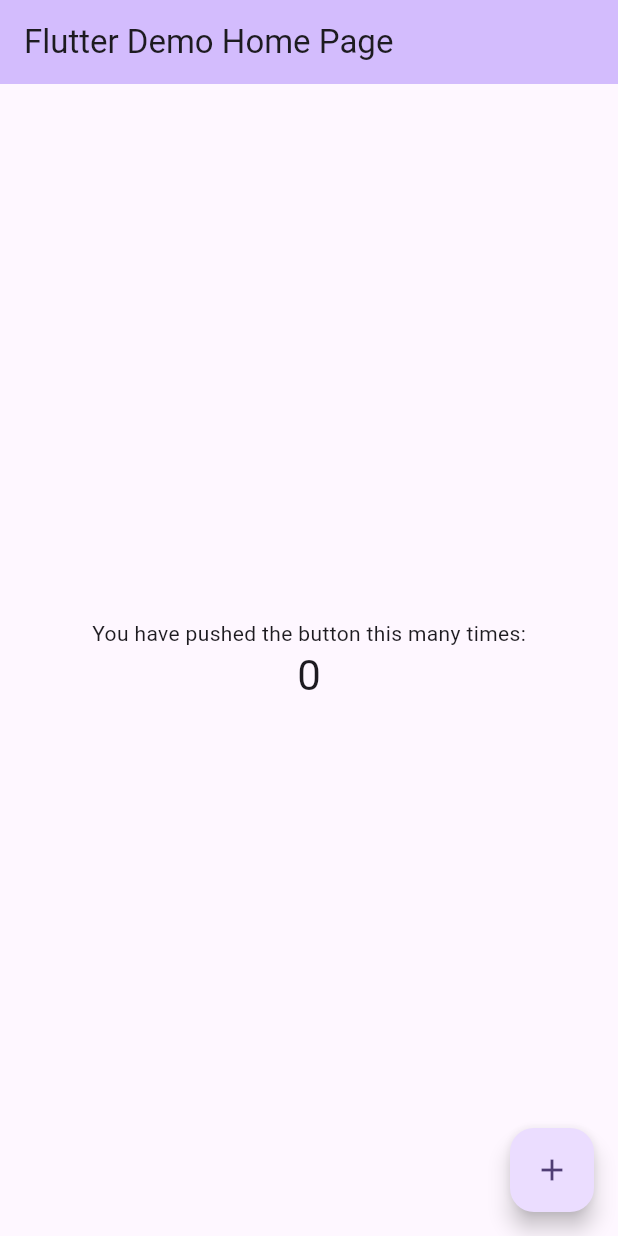
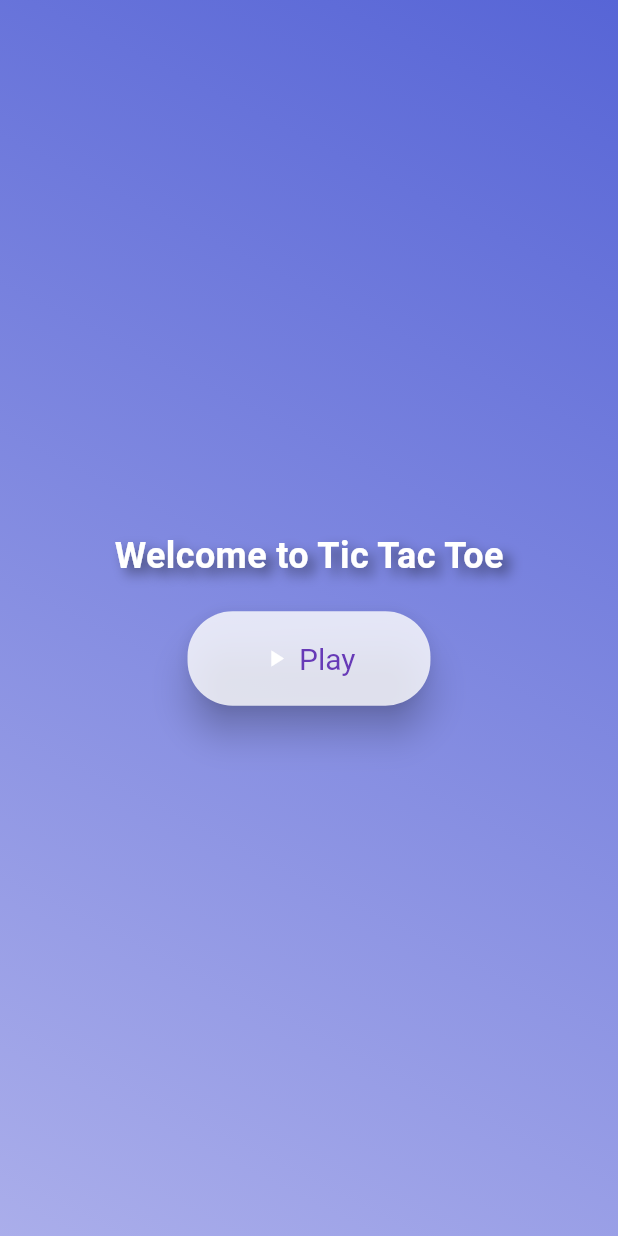
Before and after one commit to Camilleri-Nathan/Tic-Tac-Toe-Flutter, a Flutter app: the screen it shows after launch, on a phone screen of 412 x 824 dp. Run offline on Flutter 3.47's test engine with Material 3 defaults, Android fonts, the phone set to English and light mode, and no system bars; our stand-ins replace flutter_animate.

Commit message:
Version 1.0 Tic-Tac-Toe

```diff
--- a/lib/main.dart
+++ b/lib/main.dart
@@ -1,125 +1,21 @@
 import 'package:flutter/material.dart';
+import 'package:tic_tac_toe_flutter/presentation/screens/home_screen.dart';
 
 void main() {
-  runApp(const MyApp());
+  runApp(const TicTacToeApp());
 }
 
-class MyApp extends StatelessWidget {
-  const MyApp({super.key});
+class TicTacToeApp extends StatelessWidget {
+  const TicTacToeApp({super.key});
 
-  // This widget is the root of your application.
   @override
   Widget build(BuildContext context) {
     return MaterialApp(
-      title: 'Flutter Demo',
+      title: 'Tic Tac Toe',
       theme: ThemeData(
-        // This is the theme of your application.
-        //
-        // TRY THIS: Try running your application with "flutter run". You'll see
-        // the application has a purple toolbar. Then, without quitting the app,
-        // try changing the seedColor in the colorScheme below to Colors.green
-        // and then invoke "hot reload" (save your changes or press the "hot
-        // reload" button in a Flutter-supported IDE, or press "r" if you used
-        // the command line to start the app).
-        //
-        // Notice that the counter didn't reset back to zero; the application
-        // state is not lost during the reload. To reset the state, use hot
-        // restart instead.
-        //
-        // This works for code too, not just values: Most code changes can be
-        // tested with just a hot reload.
-        colorScheme: ColorScheme.fromSeed(seedColor: Colors.deepPurple),
-        useMaterial3: true,
+        primarySwatch: Colors.blue,
       ),
-      home: const MyHomePage(title: 'Flutter Demo Home Page'),
+      home: const HomeScreen(),
     );
   }
 }
-
-class MyHomePage extends StatefulWidget {
-  const MyHomePage({super.key, required this.title});
-
-  // This widget is the home page of your application. It is stateful, meaning
-  // that it has a State object (defined below) that contains fields that affect
-  // how it looks.
-
-  // This class is the configuration for the state. It holds the values (in this
-  // case the title) provided by the parent (in this case the App widget) and
-  // used by the build method of the State. Fields in a Widget subclass are
-  // always marked "final".
-
-  final String title;
-
-  @override
-  State<MyHomePage> createState() => _MyHomePageState();
-}
-
-class _MyHomePageState extends State<MyHomePage> {
-  int _counter = 0;
-
-  void _incrementCounter() {
-    setState(() {
-      // This call to setState tells the Flutter framework that something has
-      // changed in this State, which causes it to rerun the build method below
-      // so that the display can reflect the updated values. If we changed
-      // _counter without calling setState(), then the build method would not be
-      // called again, and so nothing would appear to happen.
-      _counter++;
-    });
-  }
-
-  @override
-  Widget build(BuildContext context) {
-    // This method is rerun every time setState is called, for instance as done
-    // by the _incrementCounter method above.
-    //
-    // The Flutter framework has been optimized to make rerunning build methods
-    // fast, so that you can just rebuild anything that needs updating rather
-    // than having to individually change instances of widgets.
-    return Scaffold(
-      appBar: AppBar(
-        // TRY THIS: Try changing the color here to a specific color (to
-        // Colors.amber, perhaps?) and trigger a hot reload to see the AppBar
-        // change color while the other colors stay the same.
-        backgroundColor: Theme.of(context).colorScheme.inversePrimary,
-        // Here we take the value from the MyHomePage object that was created by
-        // the App.build method, and use it to set our appbar title.
-        title: Text(widget.title),
-      ),
-      body: Center(
-        // Center is a layout widget. It takes a single child and positions it
-        // in the middle of the parent.
-        child: Column(
-          // Column is also a layout widget. It takes a list of children and
-          // arranges them vertically. By default, it sizes itself to fit its
-          // children horizontally, and tries to be as tall as its parent.
-          //
-          // Column has various properties to control how it sizes itself and
-          // how it positions its children. Here we use mainAxisAlignment to
-          // center the children vertically; the main axis here is the vertical
-          // axis because Columns are vertical (the cross axis would be
-          // horizontal).
-          //
-          // TRY THIS: Invoke "debug painting" (choose the "Toggle Debug Paint"
-          // action in the IDE, or press "p" in the console), to see the
-          // wireframe for each widget.
-          mainAxisAlignment: MainAxisAlignment.center,
-          children: <Widget>[
-            const Text(
-              'You have pushed the button this many times:',
-            ),
-            Text(
-              '$_counter',
-              style: Theme.of(context).textTheme.headlineMedium,
-            ),
-          ],
-        ),
-      ),
-      floatingActionButton: FloatingActionButton(
-        onPressed: _incrementCounter,
-        tooltip: 'Increment',
-        child: const Icon(Icons.add),
-      ), // This trailing comma makes auto-formatting nicer for build methods.
-    );
-  }
-}
--- /dev/null
+++ b/lib/presentation/screens/home_screen.dart
@@ -0,0 +1,37 @@
+import 'package:flutter/material.dart';
+import 'package:tic_tac_toe_flutter/presentation/screens/game_screen.dart';
+import 'package:tic_tac_toe_flutter/presentation/widgets/animated_background.dart'; // Assurez-vous que le chemin d'importation est correct
+import 'package:tic_tac_toe_flutter/presentation/widgets/custom_play_button.dart';
+import 'package:tic_tac_toe_flutter/presentation/widgets/welcome_text.dart';
+
+class HomeScreen extends StatefulWidget {
+  const HomeScreen({super.key});
+
+  @override
+  HomeScreenState createState() => HomeScreenState();
+}
+
+class HomeScreenState extends State<HomeScreen> {
+  @override
+  Widget build(BuildContext context) {
+    return Scaffold(
+      body: AnimatedBackground(
+        child: Center(
+          child: Column(
+            mainAxisSize: MainAxisSize.min,
+            children: [
+              const WelcomeText(text: 'Welcome to Tic Tac Toe'),
+              const SizedBox(height: 20),
+              CustomPlayButton(
+                onPressed: () {
+                  Navigator.push(context, MaterialPageRoute(builder: (context) => const GameScreen()));
+                },
+                label: 'Play',
+              ),
+            ],
+          ),
+        ),
+      ),
+    );
+  }
+}
--- /dev/null
+++ b/lib/presentation/widgets/animated_background.dart
@@ -0,0 +1,59 @@
+import 'package:flutter/material.dart';
+
+class AnimatedBackground extends StatefulWidget {
+  final Widget child;
+
+  const AnimatedBackground({super.key, required this.child});
+
+  @override
+  AnimatedBackgroundState createState() => AnimatedBackgroundState();
+}
+
+class AnimatedBackgroundState extends State<AnimatedBackground> with SingleTickerProviderStateMixin {
+  late AnimationController _controller; // Controls the animation.
+  late Animation<Color?> _colorAnimation; // Defines the color transition animation.
+
+  @override
+  void initState() {
+    super.initState();
+    _controller = AnimationController(
+      duration: const Duration(seconds: 5),
+      vsync: this,
+    )..repeat(reverse: true);
+
+    _colorAnimation = ColorTween(
+      begin: Colors.blue,
+      end: Colors.purple,
+    ).animate(_controller);
+  }
+
+  @override
+  void dispose() {
+    _controller.dispose();
+    super.dispose();
+  }
+
+  @override
+  Widget build(BuildContext context) {
+    // Use AnimatedBuilder to rebuild the widget tree when _colorAnimation changes.
+    return AnimatedBuilder(
+      animation: _colorAnimation,
+      builder: (context, child) {
+        // Applies a linear gradient based on the current color animation value.
+        return Container(
+          decoration: BoxDecoration(
+            gradient: LinearGradient(
+              begin: Alignment.topRight,
+              end: Alignment.bottomLeft,
+              colors: [
+                _colorAnimation.value ?? Colors.blue, // Fallback to blue if null.
+                _colorAnimation.value?.withOpacity(0.5) ?? Colors.purple,
+              ],
+            ),
+          ),
+          child: widget.child, // Displays the child widget on top of the background.
+        );
+      },
+    );
+  }
+}
--- /dev/null
+++ b/lib/presentation/widgets/custom_play_button.dart
@@ -0,0 +1,31 @@
+import 'package:flutter/material.dart';
+
+class CustomPlayButton extends StatelessWidget {
+  final VoidCallback onPressed;
+  final String label;
+
+  // Constructor takes a function to execute on press and an optional label.
+  const CustomPlayButton({
+    super.key,
+    required this.onPressed,
+    this.label = "Play",
+  });
+
+  @override
+  Widget build(BuildContext context) {
+    // Button with an icon, label, and custom style.
+    return ElevatedButton.icon(
+      icon: const Icon(Icons.play_arrow, color: Colors.white),
+      label: Text(label),
+      onPressed: onPressed,
+      style: ElevatedButton.styleFrom(
+        foregroundColor: Colors.deepPurple,
+        backgroundColor: Colors.white.withOpacity(0.8),
+        textStyle: const TextStyle(fontSize: 20),
+        padding: const EdgeInsets.symmetric(horizontal: 50, vertical: 20),
+        shape: RoundedRectangleBorder(borderRadius: BorderRadius.circular(30)),
+        elevation: 10,
+      ),
+    );
+  }
+}
--- /dev/null
+++ b/lib/presentation/widgets/welcome_text.dart
@@ -0,0 +1,28 @@
+import 'package:flutter/material.dart';
+
+class WelcomeText extends StatelessWidget {
+  final String text;
+
+  // Accepts a string to display.
+  const WelcomeText({super.key, required this.text});
+
+  @override
+  Widget build(BuildContext context) {
+    // Renders the text with specific styling.
+    return Text(
+      text,
+      style: TextStyle(
+        fontSize: 24,
+        fontWeight: FontWeight.bold,
+        color: Colors.white,
+        shadows: [
+          Shadow(
+            blurRadius: 10.0,
+            color: Colors.black.withOpacity(0.5),
+            offset: const Offset(5.0, 5.0),
+          ),
+        ],
+      ),
+    );
+  }
+}
```
Also changed, not shown: lib/domain/entities/board.dart (added, +32 -0 lines), lib/presentation/screens/game_screen.dart (added, +89 -0 lines), lib/presentation/widgets/game_board.dart (added, +65 -0 lines), lib/presentation/widgets/game_result_widget.dart (added, +28 -0 lines), lib/presentation/widgets/player_turn_widget.dart (added, +39 -0 lines), lib/presentation/widgets/tile_widget.dart (added, +32 -0 lines), lib/presentation/widgets/victory_text.dart (added, +40 -0 lines), pubspec.lock, 3 other files.
